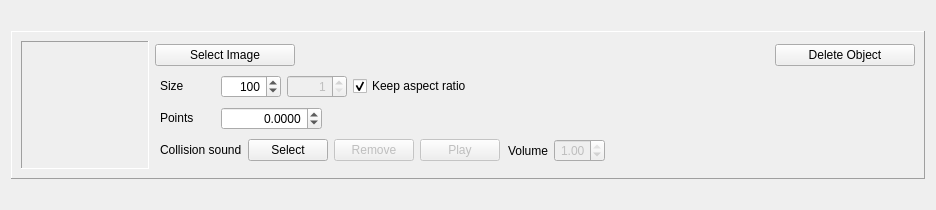
Qt form fvelgame/ui/form_object_widget.ui (LAD-MathQuest/MathRunner) before a commit.
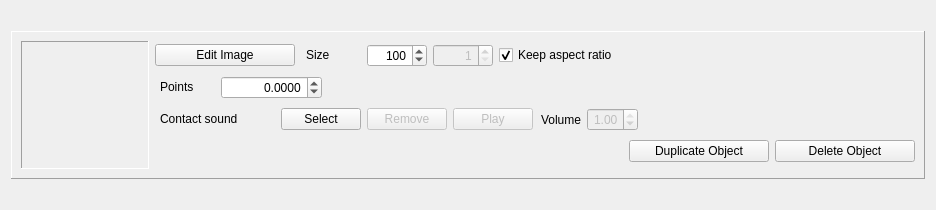
The same form after that commit.

Commit message: Setting the first tab as default. Replacing os.system by QProcess. Adding font selection and merging color selection buttons on scoreboard.

What changed in the file:
```diff
--- a/fvelgame/ui/form_object_widget.ui
+++ b/fvelgame/ui/form_object_widget.ui
@@ -103,46 +103,10 @@
              </size>
             </property>
             <property name="text">
-             <string>Select Image</string>
+             <string>Edit Image</string>
             </property>
            </widget>
           </item>
-          <item>
-           <spacer name="horizontalSpacer_SelectImage">
-            <property name="orientation">
-             <enum>Qt::Horizontal</enum>
-            </property>
-            <property name="sizeHint" stdset="0">
-             <size>
-              <width>40</width>
-              <height>20</height>
-             </size>
-            </property>
-           </spacer>
-          </item>
-          <item>
-           <widget class="QPushButton" name="pushButton_Delete">
-            <property name="sizePolicy">
-             <sizepolicy hsizetype="Fixed" vsizetype="Fixed">
-              <horstretch>0</horstretch>
-              <verstretch>0</verstretch>
-             </sizepolicy>
-            </property>
-            <property name="minimumSize">
-             <size>
-              <width>140</width>
-              <height>0</height>
-             </size>
-            </property>
-            <property name="text">
-             <string>Delete Object</string>
-            </property>
-           </widget>
-          </item>
-         </layout>
-        </item>
-        <item>
-         <layout class="QHBoxLayout" name="horizontalLayout_Size">
           <item>
            <widget class="QLabel" name="label_Size">
             <property name="sizePolicy">
@@ -225,6 +189,19 @@
             </property>
            </widget>
           </item>
+          <item>
+           <spacer name="horizontalSpacer_SelectImage">
+            <property name="orientation">
+             <enum>Qt::Horizontal</enum>
+            </property>
+            <property name="sizeHint" stdset="0">
+             <size>
+              <width>40</width>
+              <height>20</height>
+             </size>
+            </property>
+           </spacer>
+          </item>
          </layout>
         </item>
         <item>
@@ -294,12 +271,12 @@
             </property>
             <property name="minimumSize">
              <size>
-              <width>0</width>
+              <width>120</width>
               <height>0</height>
              </size>
             </property>
             <property name="text">
-             <string>Collision sound</string>
+             <string>Contact sound</string>
             </property>
             <property name="indent">
              <number>5</number>
@@ -395,6 +372,55 @@
           </item>
          </layout>
         </item>
+        <item>
+         <layout class="QHBoxLayout" name="horizontalLayout_Size">
+          <item>
+           <spacer name="horizontalSpacer">
+            <property name="orientation">
+             <enum>Qt::Horizontal</enum>
+            </property>
+            <property name="sizeHint" stdset="0">
+             <size>
+              <width>40</width>
+              <height>20</height>
+             </size>
+            </property>
+           </spacer>
+          </item>
+          <item>
+           <widget class="QPushButton" name="pushButton">
+            <property name="minimumSize">
+             <size>
+              <width>140</width>
+              <height>0</height>
+             </size>
+            </property>
+            <property name="text">
+             <string>Duplicate Object</string>
+            </property>
+           </widget>
+          </item>
+          <item>
+           <widget class="QPushButton" name="pushButton_Delete">
+            <property name="sizePolicy">
+             <sizepolicy hsizetype="Fixed" vsizetype="Fixed">
+              <horstretch>0</horstretch>
+              <verstretch>0</verstretch>
+             </sizepolicy>
+            </property>
+            <property name="minimumSize">
+             <size>
+              <width>140</width>
+              <height>0</height>
+             </size>
+            </property>
+            <property name="text">
+             <string>Delete Object</string>
+            </property>
+           </widget>
+          </item>
+         </layout>
+        </item>
        </layout>
       </item>
      </layout>
```
The commit also changes 6 other files.
